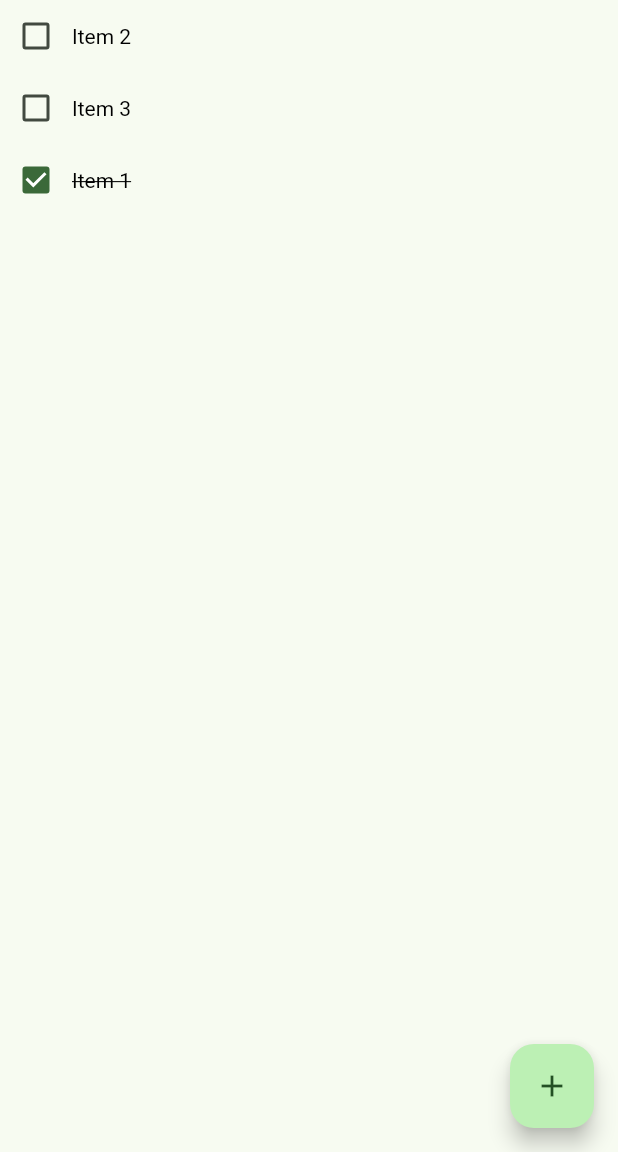
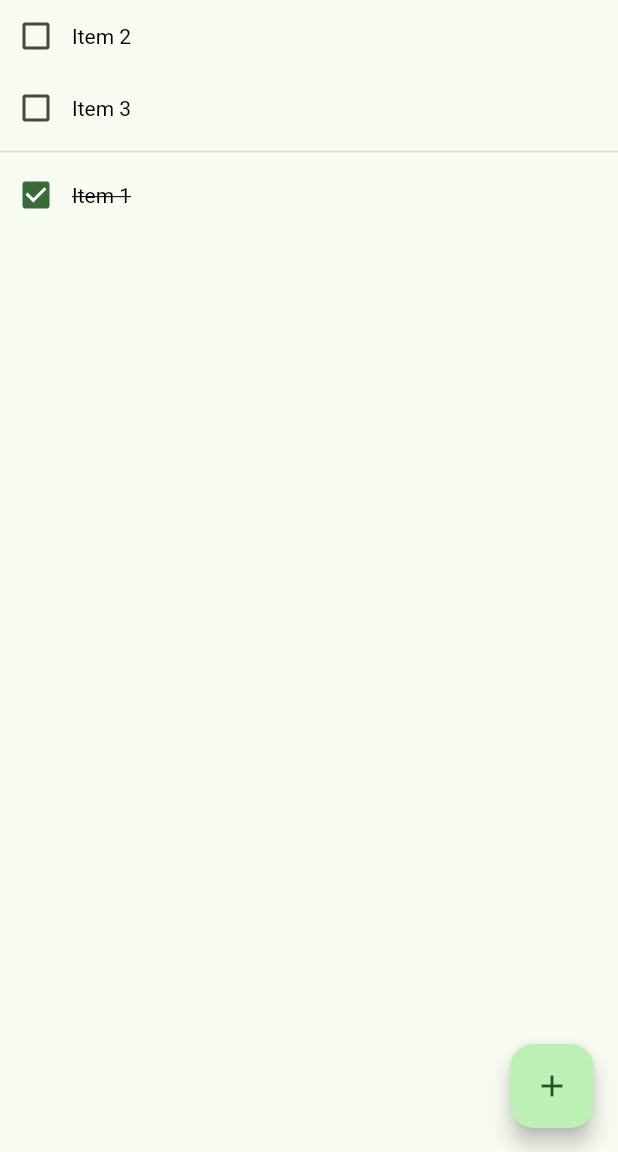
Before and after one commit to IgorAugst/todo_flutter, a Flutter app: the screen it shows after launch, after a tap on "Item 1", on a phone screen of 412 x 824 dp, the part 84-1236 px from its top. Run offline on Flutter 3.47's test engine with Material 3 defaults, Android fonts, the phone set to English and light mode, and no system bars.

Commit message:
Adiciona multiplas listas

```diff
--- a/lib/item_widget.dart
+++ b/lib/item_widget.dart
@@ -1,16 +1,25 @@
 import 'package:flutter/material.dart';
+import 'package:todo_flutter/todo_item.dart';
 import 'package:todo_flutter/todo_provider.dart';
 import 'package:provider/provider.dart';
 
 class ItemWidget extends StatelessWidget {
   final int index;
+  final bool isDone;
 
-  const ItemWidget({super.key, required this.index});
+  const ItemWidget({super.key, required this.index, this.isDone = false});
 
   @override
   Widget build(BuildContext context) {
     return Consumer<TodoProvider>(builder: (context, todoProvider, child) {
-      final item = todoProvider.items[index];
+      late final TodoItem item;
+
+      if(isDone){
+        item = todoProvider.doneItems[index];
+      }else{
+        item = todoProvider.undoneItems[index];
+      }
+
       return InkWell(
         onTap: () {
           todoProvider.toggleItem(item);
--- a/lib/main.dart
+++ b/lib/main.dart
@@ -43,12 +43,24 @@ class MyHomePage extends StatelessWidget {
       appBar: AppBar(
           title: Text("ToDo"),
           backgroundColor: Theme.of(context).colorScheme.inversePrimary),
-      body: Consumer<TodoProvider>(
-        builder: (context, todoProvider, child) {
-          return ListView.builder(itemCount: todoProvider.itemCount ,itemBuilder: (BuildContext context, int index) {
-            return ItemWidget(index: index);
-          });
-        }
+      body: Column(
+        children: [
+          Consumer<TodoProvider>(
+            builder: (context, todoProvider, child) {
+              return ListView.builder(shrinkWrap: true ,itemCount: todoProvider.undoneItemCount ,itemBuilder: (BuildContext context, int index) {
+                return ItemWidget(index: index, isDone: false,);
+              });
+            }
+          ),
+          Divider(height: 10, thickness: 1, indent: 0, endIndent: 0, color: Colors.black12),
+          Consumer<TodoProvider>(
+            builder: (context, todoProvider, child) {
+              return ListView.builder(shrinkWrap: true ,itemCount: todoProvider.doneItemCount ,itemBuilder: (BuildContext context, int index) {
+                return ItemWidget(index: index, isDone: true,);
+              });
+            }
+          ),
+        ],
       ),
       backgroundColor: Theme.of(context).colorScheme.surface,
       floatingActionButton: FloatingActionButton(
--- a/lib/todo_provider.dart
+++ b/lib/todo_provider.dart
@@ -11,8 +11,12 @@ class TodoProvider extends ChangeNotifier{
   }
 
   int get itemCount => _items.length;
+  int get doneItemCount => doneItems.length;
+  int get undoneItemCount => undoneItems.length;
 
   List<TodoItem> get items => _items;
+  List<TodoItem> get doneItems => _items.where((item) => item.isDone).toList();
+  List<TodoItem> get undoneItems => _items.where((item) => !item.isDone).toList();
 
   void sortItems(){
     _items.sort();
@@ -26,13 +30,11 @@ class TodoProvider extends ChangeNotifier{
 
   void removeItem(TodoItem item) {
     _items.remove(item);
-    sortItems();
     notifyListeners();
   }
 
   void toggleItem(TodoItem item){
     item.toggleDone();
-    sortItems();
     notifyListeners();
   }
 }
```
